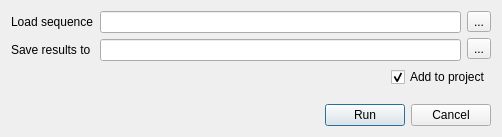
dualword/ugene-qt4, file src/plugins/query_designer/src/ui/RunQueryDialog.ui: the form before one commit.
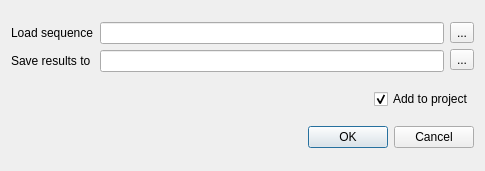
The form after the commit.

Patch:
```diff
--- a/src/plugins/query_designer/src/ui/RunQueryDialog.ui
+++ b/src/plugins/query_designer/src/ui/RunQueryDialog.ui
@@ -6,8 +6,8 @@
    <rect>
     <x>0</x>
     <y>0</y>
-    <width>502</width>
-    <height>137</height>
+    <width>485</width>
+    <height>171</height>
    </rect>
   </property>
   <property name="sizePolicy">
@@ -26,6 +26,9 @@
    <string>Run Schema</string>
   </property>
   <layout class="QVBoxLayout" name="verticalLayout_4">
+   <property name="sizeConstraint">
+    <enum>QLayout::SetMinimumSize</enum>
+   </property>
    <item>
     <layout class="QHBoxLayout" name="horizontalLayout">
      <item>
@@ -126,48 +129,11 @@
     </layout>
    </item>
    <item>
-    <spacer name="verticalSpacer">
-     <property name="orientation">
-      <enum>Qt::Vertical</enum>
+    <widget class="QDialogButtonBox" name="buttonBox">
+     <property name="standardButtons">
+      <set>QDialogButtonBox::Cancel|QDialogButtonBox::Ok</set>
      </property>
-     <property name="sizeHint" stdset="0">
-      <size>
-       <width>20</width>
-       <height>0</height>
-      </size>
-     </property>
-    </spacer>
-   </item>
-   <item>
-    <layout class="QHBoxLayout" name="horizontalLayout_2">
-     <item>
-      <spacer name="horizontalSpacer">
-       <property name="orientation">
-        <enum>Qt::Horizontal</enum>
-       </property>
-       <property name="sizeHint" stdset="0">
-        <size>
-         <width>40</width>
-         <height>20</height>
-        </size>
-       </property>
-      </spacer>
-     </item>
-     <item>
-      <widget class="QPushButton" name="runBtn">
-       <property name="text">
-        <string>Run</string>
-       </property>
-      </widget>
-     </item>
-     <item>
-      <widget class="QPushButton" name="cancelBtn">
-       <property name="text">
-        <string>Cancel</string>
-       </property>
-      </widget>
-     </item>
-    </layout>
+    </widget>
    </item>
   </layout>
  </widget>
```
Left out of the diff: 10 changed lines with no effect on the pictures.
